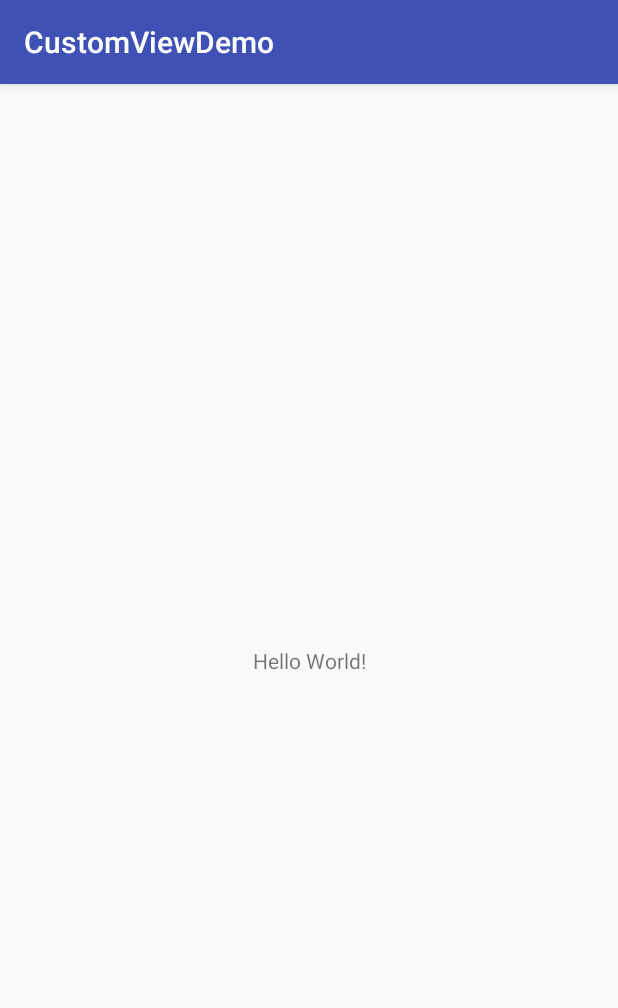
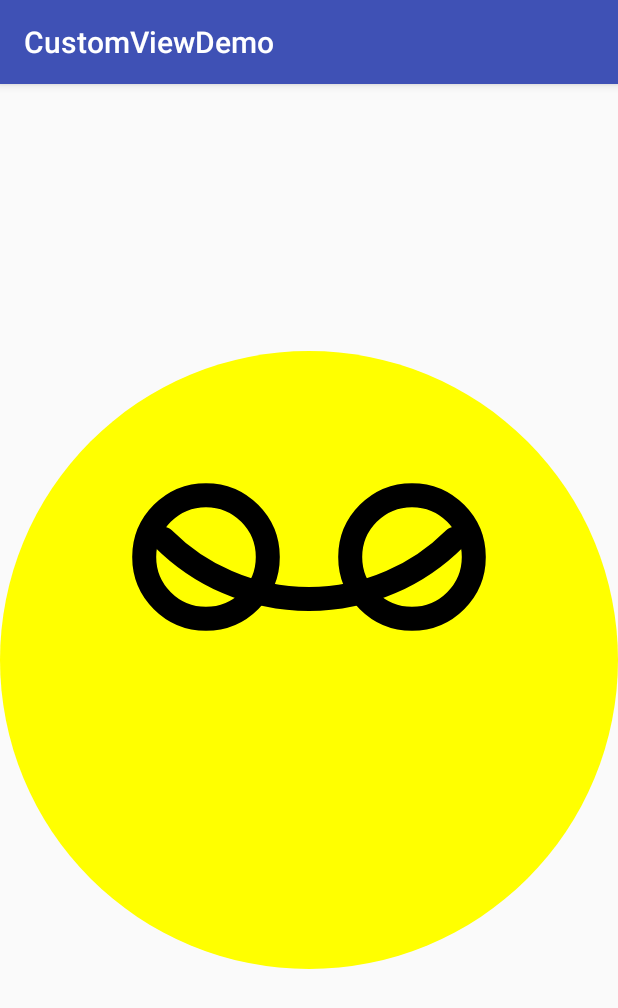
Before and after one commit to haki9/android_custom_view, an Android app: the screen it shows after launch (MainActivity), on a phone screen of 412 x 824 dp. Shown: the top 1008 px of the screen. Run offline under Robolectric (Android 15) with nearby library versions, the phone set to English and light mode, and no system bars.

Commit message:
draw smile face

```diff
--- /dev/null
+++ b/CustomViewDemo/app/src/main/java/com/lotusin/pst/customviewdemo/SmileyView.java
@@ -0,0 +1,85 @@
+package com.lotusin.pst.customviewdemo;
+
+import android.content.Context;
+import android.content.res.TypedArray;
+import android.graphics.Bitmap;
+import android.graphics.Canvas;
+import android.graphics.Color;
+import android.graphics.Paint;
+import android.graphics.RectF;
+import android.support.annotation.Nullable;
+import android.util.AttributeSet;
+import android.view.View;
+
+/**
+ * Created by hungtran on 11/21/17.
+ */
+
+public class SmileyView extends View {
+
+    private Paint mCirclePaint;
+    private Paint mEyeAndMouthPaint;
+
+    private float mCenterX;
+    private float mCenterY;
+    private float mRadius;
+    private RectF mArcBounds = new RectF();
+
+    public SmileyView(Context context) {
+        this(context, null);
+    }
+
+    public SmileyView(Context context, AttributeSet attrs) {
+        this(context, attrs, 0);
+    }
+
+    public SmileyView(Context context, AttributeSet attrs, int defStyleAttr) {
+        super(context, attrs, defStyleAttr);
+        initPaints();
+    }
+
+
+    private void initPaints(){
+        mCirclePaint = new Paint(Paint.ANTI_ALIAS_FLAG);
+        mCirclePaint.setStyle(Paint.Style.FILL);
+        mCirclePaint.setColor(Color.YELLOW);
+        mEyeAndMouthPaint = new Paint(Paint.ANTI_ALIAS_FLAG);
+        mEyeAndMouthPaint.setStyle(Paint.Style.STROKE);
+        mEyeAndMouthPaint.setStrokeWidth(16 * getResources().getDisplayMetrics().density);
+        mEyeAndMouthPaint.setStrokeCap(Paint.Cap.ROUND);
+        mEyeAndMouthPaint.setColor(Color.BLACK);
+    }
+
+    @Override
+    protected void onMeasure(int widthMeasureSpec, int heightMeasureSpec) {
+        int w = MeasureSpec.getSize(widthMeasureSpec);
+        int h = MeasureSpec.getSize(heightMeasureSpec);
+
+        int size = Math.min(w, h);
+        setMeasuredDimension(size, size);
+    }
+
+    @Override
+    protected void onSizeChanged(int w, int h, int oldw, int oldh) {
+        mCenterX = w / 2f;
+        mCenterY = h / 2f;
+        mRadius = Math.min(w, h) / 2f;
+    }
+
+    @Override
+    protected void onDraw(Canvas canvas) {
+        // draw face
+        canvas.drawCircle(mCenterX, mCenterY, mRadius, mCirclePaint);
+        // draw eyes
+        float eyeRadius = mRadius / 5f;
+        float eyeOffsetX = mRadius / 3f;
+        float eyeOffsetY = mRadius / 3f;
+        canvas.drawCircle(mCenterX - eyeOffsetX, mCenterY - eyeOffsetY, eyeRadius, mEyeAndMouthPaint);
+        canvas.drawCircle(mCenterX + eyeOffsetX, mCenterY - eyeOffsetY, eyeRadius, mEyeAndMouthPaint);
+        // draw mouth
+        float mouthInset = mRadius /3f;
+        mArcBounds.set(mouthInset, mouthInset, mRadius * 2 - mouthInset, mRadius * 2 - mouthInset);
+        canvas.drawArc(mArcBounds, 45f, 90f, false, mEyeAndMouthPaint);
+    }
+
+}
--- a/CustomViewDemo/app/src/main/res/layout/activity_main.xml
+++ b/CustomViewDemo/app/src/main/res/layout/activity_main.xml
@@ -6,13 +6,8 @@
     android:layout_height="match_parent"
     tools:context="com.lotusin.pst.customviewdemo.MainActivity">
 
-    <TextView
-        android:layout_width="wrap_content"
-        android:layout_height="wrap_content"
-        android:text="Hello World!"
-        app:layout_constraintBottom_toBottomOf="parent"
-        app:layout_constraintLeft_toLeftOf="parent"
-        app:layout_constraintRight_toRightOf="parent"
-        app:layout_constraintTop_toTopOf="parent" />
+    <com.lotusin.pst.customviewdemo.SmileyView
+        android:layout_width="match_parent"
+        android:layout_height="match_parent" />
 
 </android.support.constraint.ConstraintLayout>
--- /dev/null
+++ b/CustomViewDemo/app/src/main/res/values/attrs.xml
@@ -0,0 +1,10 @@
+<?xml version="1.0" encoding="utf-8"?>
+<resources>
+    <declare-styleable name="PieChart">
+        <attr name="showText" format="boolean" />
+        <attr name="labelPosition" format="enum">
+            <enum name="left" value="0"/>
+            <enum name="right" value="1"/>
+        </attr>
+    </declare-styleable>
+</resources>
```
